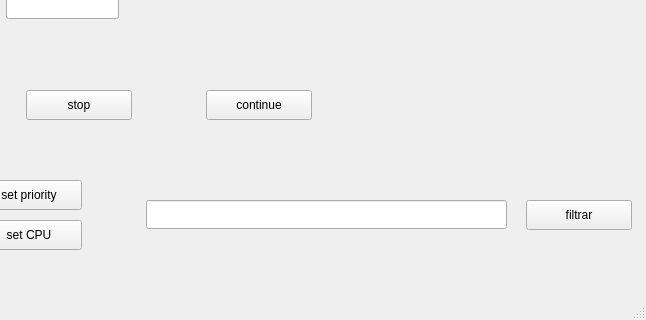
Qt form TaskManagerProject/mainwindow.ui (rodolfostark/TaskManager) before a commit; both pictures show x 154 to 800 and y 280 to 600 of the 800 by 600 pixel window.
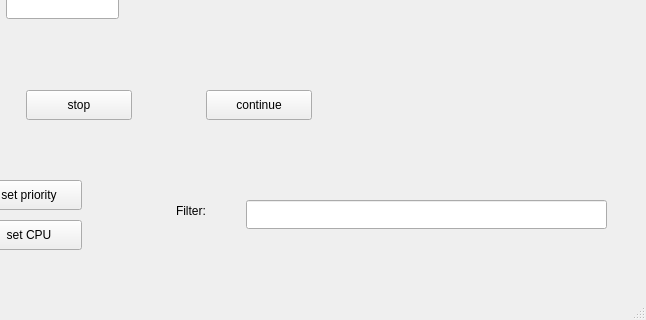
The same form after that commit.

Commit message: filter is now working

```diff
--- a/TaskManagerProject/mainwindow.ui
+++ b/TaskManagerProject/mainwindow.ui
@@ -156,26 +156,13 @@
    <widget class="QLineEdit" name="filter_lineEdit">
     <property name="geometry">
      <rect>
-      <x>300</x>
+      <x>400</x>
       <y>480</y>
       <width>361</width>
       <height>29</height>
      </rect>
     </property>
    </widget>
-   <widget class="QPushButton" name="filtrarPushButton">
-    <property name="geometry">
-     <rect>
-      <x>680</x>
-      <y>480</y>
-      <width>106</width>
-      <height>30</height>
-     </rect>
-    </property>
-    <property name="text">
-     <string>filtrar</string>
-    </property>
-   </widget>
    <widget class="QPlainTextEdit" name="processes_plainTextEdit">
     <property name="geometry">
      <rect>
@@ -190,6 +177,19 @@
 color: green;</string>
     </property>
    </widget>
+   <widget class="QLabel" name="filter_label">
+    <property name="geometry">
+     <rect>
+      <x>330</x>
+      <y>480</y>
+      <width>80</width>
+      <height>21</height>
+     </rect>
+    </property>
+    <property name="text">
+     <string>Filter:</string>
+    </property>
+   </widget>
   </widget>
   <widget class="QMenuBar" name="menubar">
    <property name="geometry">
```
The commit also changes 2 other files.
